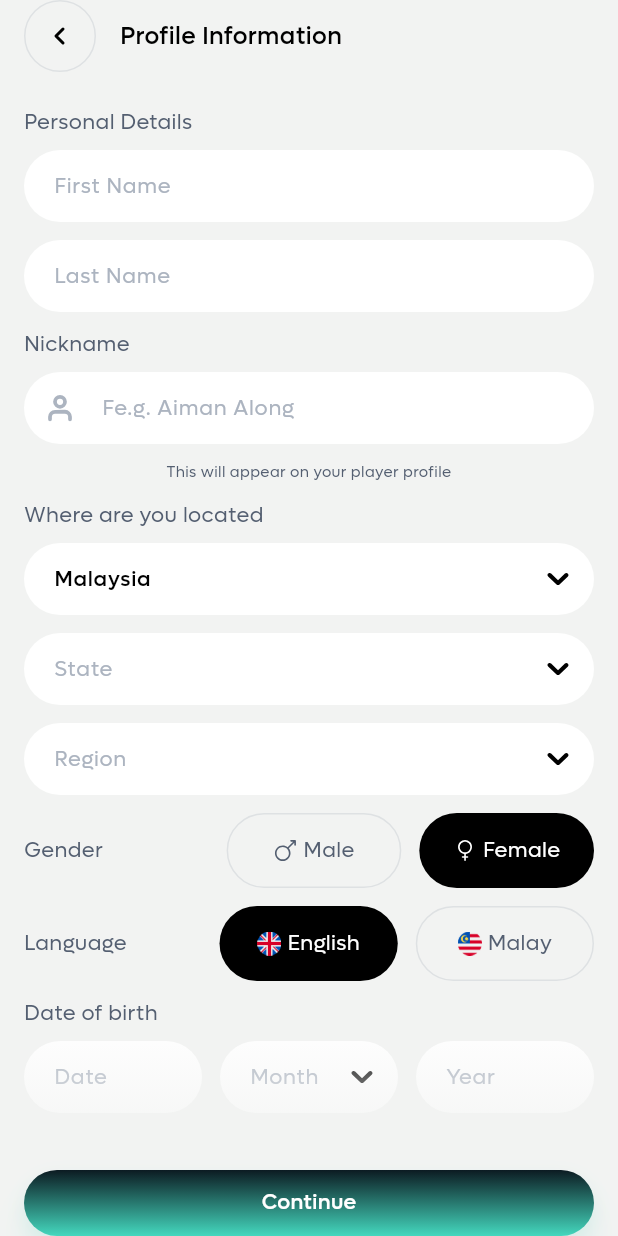
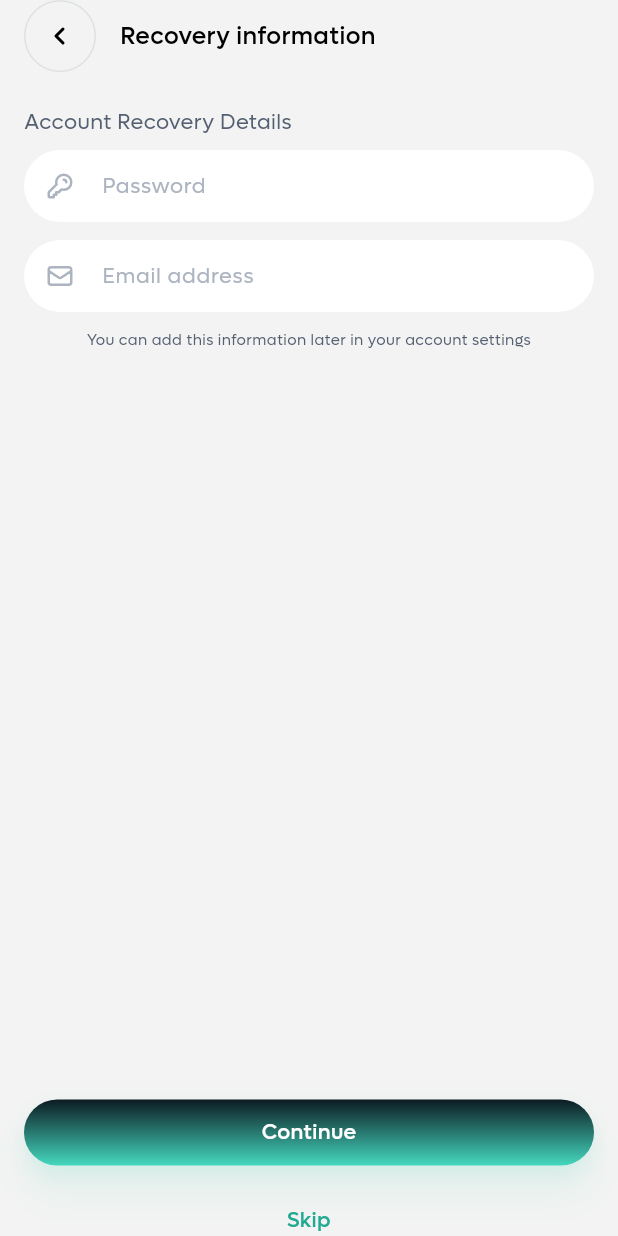
Before and after one commit to 2001arman/lawan, a Flutter app: the AuthInformationUi screen opened by its route, after a tap on "Continue", on a phone screen of 412 x 824 dp. Run offline on Flutter 3.47's test engine with Material 3 defaults, Android fonts, the phone set to English and light mode, and no system bars; our stand-ins replace blur, carousel_slider, emoji_picker_flutter, file_picker, firebase_core, flutter_svg and 10 more; missing offline and left inert: add_2_calendar, appinio_social_share, image_picker_android, image_picker_platform_interface, syncfusion_flutter_pdfviewer, wheel_picker; accounts and stored records are empty; statements that could not run were skipped.

Commit message:
auth recovery ui

```diff
--- a/lib/core/app_route.dart
+++ b/lib/core/app_route.dart
@@ -5,6 +5,8 @@ import 'package:lawan/features/presentation/auth/auth_binding.dart';
 import 'package:lawan/features/presentation/auth/auth_ui.dart';
 import 'package:lawan/features/presentation/auth/information/auth_information_binding.dart';
 import 'package:lawan/features/presentation/auth/information/auth_information_ui.dart';
+import 'package:lawan/features/presentation/auth/information/recovery/auth_recovery_binding.dart';
+import 'package:lawan/features/presentation/auth/information/recovery/auth_recovery_ui.dart';
 import 'package:lawan/features/presentation/lobby/controller/lobby_binding.dart';
 import 'package:lawan/features/presentation/lobby/pages/lobby_ui.dart';
 import 'package:lawan/features/presentation/player/payment/checkout/controller/checkout_binding.dart';
@@ -58,5 +60,10 @@ class AppRoute {
       page: () => AuthInformationUi(),
       binding: AuthInformationBinding(),
     ),
+    GetPage(
+      name: AuthRecoveryUi.namePath,
+      page: () => AuthRecoveryUi(),
+      binding: AuthRecoveryBinding(),
+    ),
   ];
 }
--- a/lib/features/presentation/admin/pages/session/admin_session_bottom_sheet.dart
+++ b/lib/features/presentation/admin/pages/session/admin_session_bottom_sheet.dart
@@ -298,12 +298,6 @@ class AdminSessionBottomSheet {
                       padding: const EdgeInsets.only(top: 12),
                       child: Visibility(
                         visible: Helper.isUpcoming(session.getStartDateTime()),
-                        replacement: const Row(
-                          mainAxisAlignment: MainAxisAlignment.center,
-                          children: [
-                            TextPillWidget(title: 'Complete'),
-                          ],
-                        ),
                         child: CustomButton(
                           isBlack: true,
                           onTap: () {},
--- a/lib/features/presentation/auth/information/auth_information_ui.dart
+++ b/lib/features/presentation/auth/information/auth_information_ui.dart
@@ -5,6 +5,7 @@ import 'package:flutter/services.dart';
 import 'package:flutter_svg/svg.dart';
 import 'package:get/get.dart';
 import 'package:lawan/features/presentation/auth/information/auth_information_logic.dart';
+import 'package:lawan/features/presentation/auth/information/recovery/auth_recovery_ui.dart';
 import 'package:lawan/utility/shared/widgets/buttons/gradient_button.dart';
 import 'package:lawan/utility/shared/widgets/custom_text_form_fields.dart';
 import 'package:lawan/utility/shared/widgets/gradient/horizontal_white_gradient.dart';
@@ -182,11 +183,11 @@ class AuthInformationUi extends StatelessWidget {
                   const HorizontalWhiteGradient(),
                   Align(
                     alignment: Alignment.bottomCenter,
-                    child: IgnorePointer(
                     child: Column(
                       mainAxisAlignment: MainAxisAlignment.end,
                       children: [
-                          Container(
+                        IgnorePointer(
+                          child: Container(
                             width: double.infinity,
                             height: 100,
                             decoration: BoxDecoration(
@@ -200,13 +201,14 @@ class AuthInformationUi extends StatelessWidget {
                               ),
                             ),
                           ),
+                        ),
                         Container(
                           color: kBackgroundColor,
                           padding: EdgeInsets.only(
                             bottom: MediaQuery.of(context).padding.bottom,
                           ),
                           child: GradientButton(
-                              onTap: () {},
+                            onTap: () => Get.toNamed(AuthRecoveryUi.namePath),
                             boxShadow: greenBoxShadow,
                             widget: Text(
                               'Continue',
@@ -218,7 +220,6 @@ class AuthInformationUi extends StatelessWidget {
                       ],
                     ),
                   ),
-                  ),
                 ],
               ),
             ),
--- /dev/null
+++ b/lib/features/presentation/auth/information/recovery/auth_recovery_binding.dart
@@ -0,0 +1,9 @@
+import 'package:get/get.dart';
+import 'package:lawan/features/presentation/auth/information/recovery/auth_recovery_logic.dart';
+
+class AuthRecoveryBinding extends Bindings {
+  @override
+  void dependencies() {
+    Get.lazyPut(() => AuthRecoveryLogic());
+  }
+}
--- /dev/null
+++ b/lib/features/presentation/auth/information/recovery/auth_recovery_state.dart
@@ -0,0 +1,52 @@
+import 'package:get/get.dart';
+
+class AuthRecoveryState {
+  var stepIndex = 0.obs;
+
+  List<String> listIcons = [
+    'assets/icons/face-id.svg',
+    'assets/icons/fingerprint.svg',
+    'assets/icons/device-mobile.svg',
+    'assets/icons/map-pin.svg',
+    'assets/icons/bell.svg',
+    'assets/icons/add-profile.svg',
+  ];
+
+  List<String> listTitle = [
+    'Faster and secure login\nwith Face ID',
+    'Instant and secure login\nwith Fingerprint',
+    'Trust this device',
+    'Enable location',
+    'Keep up with your journey',
+    'Add Profile Picture',
+  ];
+
+  List<String> listDescription = [
+    'You can instantly  and securely log in to\nyour account using biometirc data',
+    'You can instantly  and securely log in to\nyour account using biometirc data',
+    'We won’t ask to verify your identity again if you trust this device. Only select “Always trust” if this device is not shared',
+    'You’ll need to enable your location in order to use Lawan',
+    'Turn on notifications to track your activity, plus find our about new features and rewards',
+    'Add a profile picture to personalize your account',
+  ];
+
+  List<String> textButton = [
+    'Continue',
+    'Enable',
+    'Enable',
+    'Always Trust',
+    'Allow Location',
+    'Turn On Notifications',
+    'Upload',
+  ];
+
+  List<String> textSkip = [
+    'Skip',
+    'Skip',
+    'Skip',
+    'Trust Once',
+    'Allow Once',
+    'Maybe Later',
+    'Skip',
+  ];
+}
--- /dev/null
+++ b/lib/features/presentation/auth/information/recovery/auth_recovery_ui.dart
@@ -0,0 +1,170 @@
+// ignore_for_file: deprecated_member_use
+
+import 'package:flutter/material.dart';
+import 'package:flutter_svg/svg.dart';
+import 'package:get/get.dart';
+import 'package:lawan/features/presentation/auth/information/recovery/auth_recovery_logic.dart';
+import 'package:lawan/utility/shared/widgets/buttons/gradient_button.dart';
+
+import '../../../../../utility/shared/constants/constants_ui.dart';
+import '../../../../../utility/shared/widgets/custom_text_form_fields.dart';
+import '../../../../../utility/shared/widgets/gradient/horizontal_white_gradient.dart';
+import '../../../../../utility/shared/widgets/navigations/custom_appbar.dart';
+
+class AuthRecoveryUi extends StatelessWidget {
+  static const String namePath = '/auth_recovery_page';
+  final logic = Get.find<AuthRecoveryLogic>();
+  final state = Get.find<AuthRecoveryLogic>().state;
+  AuthRecoveryUi({super.key});
+
+  @override
+  Widget build(BuildContext context) {
+    Widget recoverySection() {
+      return Expanded(
+        child: Column(
+          crossAxisAlignment: CrossAxisAlignment.start,
+          children: [
+            const SizedBox(height: 8),
+            const HorizontalWhiteGradient(),
+            Text('Account Recovery Details', style: darkGreyTextStyle),
+            const SizedBox(height: 8),
+            CustomTextFormField(
+              hintText: 'Password',
+              controller: TextEditingController(),
+              prefix: Padding(
+                padding: const EdgeInsets.symmetric(vertical: 14),
+                child: SvgPicture.asset(
+                  'assets/icons/key.svg',
+                  color: kMidgreyColor,
+                ),
+              ),
+            ),
+            CustomTextFormField(
+              hintText: 'Email address',
+              controller: TextEditingController(),
+              prefix: Padding(
+                padding: const EdgeInsets.symmetric(vertical: 14),
+                child: SvgPicture.asset(
+                  'assets/icons/mail.svg',
+                  color: kMidgreyColor,
+                ),
+              ),
+            ),
+            SizedBox(
+              width: double.infinity,
+              child: Text(
+                'You can add this information later in your account settings',
+                textAlign: TextAlign.center,
+                style: darkGreyTextStyle.copyWith(fontSize: 10),
+              ),
+            ),
+          ],
+        ),
+      );
+    }
+
+    Widget settingsSection(int index) {
+      return Expanded(
+        child: Column(
+          mainAxisAlignment: MainAxisAlignment.center,
+          crossAxisAlignment: CrossAxisAlignment.center,
+          children: [
+            Center(
+              child: SvgPicture.asset(state.listIcons[index - 1]),
+            ),
+            SizedBox(height: defaultMargin),
+            Text(
+              state.listTitle[index - 1],
+              style: blackTextStyle.copyWith(
+                fontSize: 24,
+                fontWeight: medium,
+              ),
+              textAlign: TextAlign.center,
+            ),
+            const SizedBox(height: 8),
+            Text(
+              state.listDescription[index - 1],
+              style: darkGreyTextStyle.copyWith(
+                fontSize: 12,
+              ),
+              textAlign: TextAlign.center,
+            ),
+          ],
+        ),
+      );
+    }
+
+    return Scaffold(
+      backgroundColor: kBackgroundColor,
+      body: Container(
+        width: double.infinity,
+        padding: EdgeInsets.fromLTRB(
+          defaultMargin,
+          MediaQuery.of(context).padding.top,
+          defaultMargin,
+          MediaQuery.of(context).padding.bottom,
+        ),
+        child: Column(
+          crossAxisAlignment: CrossAxisAlignment.start,
+          children: [
+            Obx(
+              () => CustomAppbar(
+                title: state.stepIndex.value == 0 ? 'Recovery information' : '',
+                iconColor: kBlackColor,
+                borderColor: kGreyColor,
+                textColor: kBlackColor,
+                onTap: logic.previousIndex,
+              ),
+            ),
+            // recoverySection(),
+            Obx(
+              () => state.stepIndex.value == 0
+                  ? recoverySection()
+                  : settingsSection(state.stepIndex.value),
+            ),
+
+            Obx(
+              () => Row(
+                children: [
+                  if (state.stepIndex.value == 6)
+                    Expanded(
+                      child: GradientButton(
+                        onTap: logic.nextIndex,
+                        boxShadow: greenBoxShadow,
+                        widget: SvgPicture.asset('assets/icons/camera.svg'),
+                      ),
+                    ),
+                  if (state.stepIndex.value == 6) const SizedBox(width: 8),
+                  Expanded(
+                    child: GradientButton(
+                      onTap: logic.nextIndex,
+                      boxShadow: greenBoxShadow,
+                      widget: Text(
+                        state.textButton[state.stepIndex.value],
+                        style: whiteTextStyle.copyWith(fontWeight: medium),
+                      ),
+                    ),
+                  ),
+                ],
+              ),
+            ),
+            const SizedBox(height: 27),
+            GestureDetector(
+              onTap: logic.nextIndex,
+              child: SizedBox(
+                width: double.infinity,
+                child: Obx(
+                  () => Text(
+                    state.textSkip[state.stepIndex.value],
+                    style: greenTextStyle.copyWith(fontWeight: medium),
+                    textAlign: TextAlign.center,
+                  ),
+                ),
+              ),
+            )
+          ],
+        ),
+      ),
+    );
+  }
+}
--- a/lib/utility/shared/widgets/navigations/custom_appbar.dart
+++ b/lib/utility/shared/widgets/navigations/custom_appbar.dart
@@ -14,16 +14,18 @@ class CustomAppbar extends StatelessWidget {
     required this.iconColor,
     required this.borderColor,
     required this.textColor,
+    this.onTap,
   });
   final String title;
   final Color iconColor, borderColor, textColor;
+  final VoidCallback? onTap;
 
   @override
   Widget build(BuildContext context) {
     return Row(
       children: [
         CircleButtonTransparentWidget(
-          onTap: Get.back,
+          onTap: onTap ?? Get.back,
           widget: SvgPicture.asset(
             'assets/icons/back.svg',
             color: iconColor,
```
Also changed, not shown: lib/features/presentation/auth/information/recovery/auth_recovery_logic.dart (added, +22 -0 lines), lib/features/presentation/player/ui/player_add_player_bottom_sheet.dart (+3 -17 lines), assets/icons/add-profile.svg (added), assets/icons/bell.svg (added), assets/icons/camera.svg (added), assets/icons/device-mobile.svg (added), assets/icons/face-id.svg (added), assets/icons/fingerprint.svg (added), assets/icons/key.svg (added), assets/icons/mail.svg (added), assets/icons/map-pin.svg (added). Lines whose indentation alone changed are shown as unchanged.
